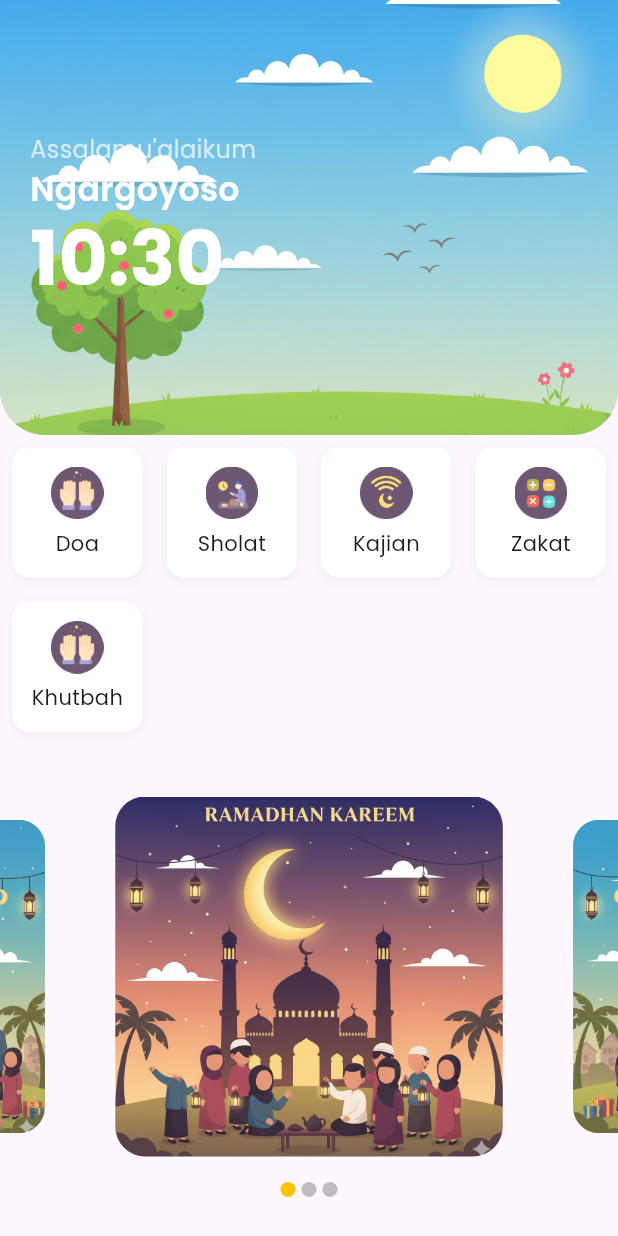
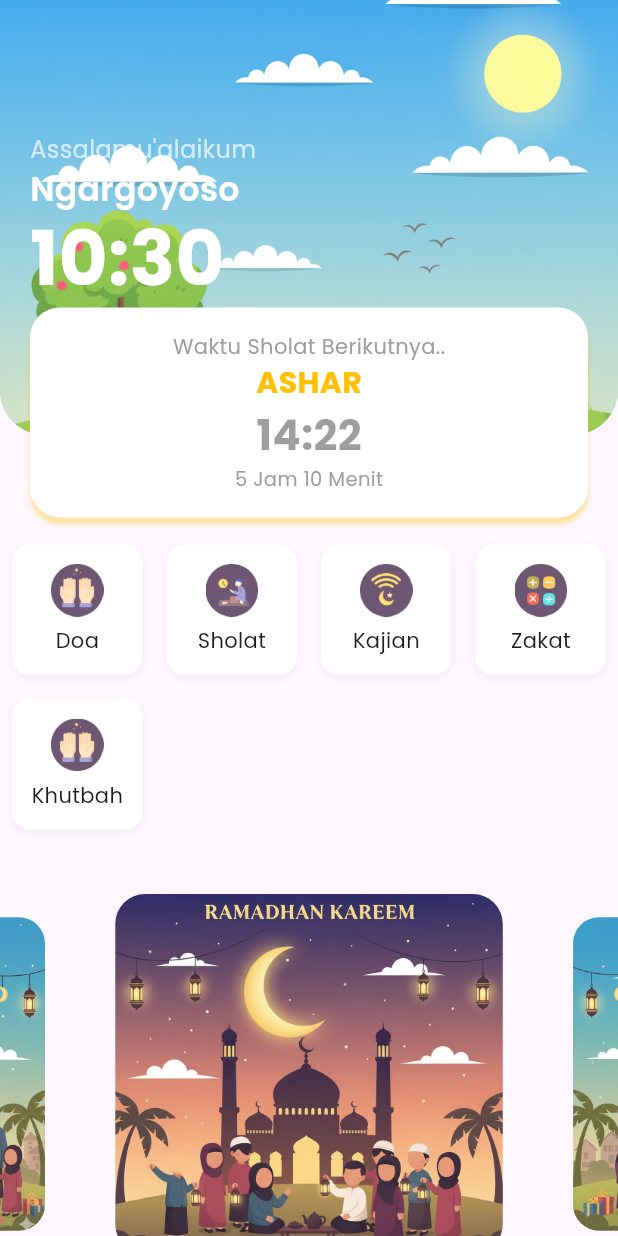
Before and after one commit to AqilAlt/Super-App-Taqwa, a Flutter app: the screen it shows after launch, on a phone screen of 412 x 824 dp. Run offline on Flutter 3.47's test engine with Material 3 defaults, Android fonts, the phone set to English and light mode, and no system bars; drawn by our look-alikes of carousel_slider; our stand-ins replace geocoding, geolocator, permission_handler, shared_preferences; missing offline and left inert: string_similarity.

Commit message:
Belajar remaining waktu sholat

```diff
--- a/lib/pages/home_page.dart
+++ b/lib/pages/home_page.dart
@@ -20,13 +20,43 @@ class HomePage extends StatefulWidget {
 class _HomePageState extends State<HomePage> {
   final CarouselController _controller = CarouselController();
   int _currentIndex = 0;
-
+  bool _isLoading = true;
+  Duration? _timeRemaining;
+  Timer? _countdownTimer;
+  String _location = "Mengambil Lokasi....";
+  String _prayTime = "Loading...";
+  String _backgroundImage = 'assets/images/bg_morning.png';
+  List<dynamic>? _jadwalSholat;
 
   final posterList = const <String>[
     'assets/images/ramadhan_kareem.png',
     'assets/images/idl_fitr.png',
     'assets/images/idl_adh.png',
   ];
+
+  // fungsi text remaining waktu sholat
+  String _formatDuration(Duration d) {
+    final hours = d.inHours;
+    final minute = d.inMinutes.remainder(60);
+    return "$hours jam $minute menit lagi";
+  }
+
+
+  // state untuk dijalankan diawal
+  @override
+  void initState() {
+    super.initState();
+  }
+
+  Future<String> _getBackgroundImage(DateTime now) async {
+    if (now.hour < 12) {
+      return 'assets/images/bg_morning.png';
+    } else if (now.hour < 18) {
+      return 'assets/images/bg_morning.png';
+    }
+
+    return 'assets/images/bg_night.png';
+  }
 
   @override
   Widget build(BuildContext context) {
@@ -38,6 +68,7 @@ class _HomePageState extends State<HomePage> {
             // Menu Waktu Sholat By Lokasi
             // =====================================
             _buildHeroSection(),
+            const SizedBox(height: 65),
 
             // ======================================
             // Menu Section
@@ -72,8 +103,8 @@ class _HomePageState extends State<HomePage> {
             ),
             image: DecorationImage(
               image: AssetImage('assets/images/bg_afternoon.png'),
-              fit: BoxFit.cover
-            )
+              fit: BoxFit.cover,
+            ),
           ),
           child: Padding(
             padding: const EdgeInsets.symmetric(horizontal: 20, vertical: 20),
@@ -81,19 +112,87 @@ class _HomePageState extends State<HomePage> {
               crossAxisAlignment: CrossAxisAlignment.start,
               mainAxisAlignment: MainAxisAlignment.center,
               children: <Widget>[
-              Text(
-                'Assalamu\'alaikum',
-                style: TextStyle(
-                  fontFamily: 'PoppinsRegular', fontSize: 16, color: Colors.white70),
+                Text(
+                  'Assalamu\'alaikum',
+                  style: TextStyle(
+                    fontFamily: 'PoppinsRegular',
+                    fontSize: 16,
+                    color: Colors.white70,
+                  ),
                 ),
                 Text(
                   'Ngargoyoso',
-                  style: TextStyle(fontFamily: 'PoppinsSemiBold', fontSize: 22, color: Colors.white),
+                  style: TextStyle(
+                    fontFamily: 'PoppinsSemiBold',
+                    fontSize: 22,
+                    color: Colors.white,
+                  ),
                 ),
-                Text(DateFormat(
-                  'HH:mm').format(DateTime.now()),
-                  style: TextStyle(fontFamily: 'PoppinsBold', fontSize: 50, height: 1.2, color: Colors.white),
-                  )
+                Text(
+                  DateFormat('HH:mm').format(DateTime.now()),
+                  style: TextStyle(
+                    fontFamily: 'PoppinsBold',
+                    fontSize: 50,
+                    height: 1.2,
+                    color: Colors.white,
+                  ),
+                ),
+              ],
+            ),
+          ),
+        ),
+
+        Positioned(
+          bottom: -55,
+          left: 20,
+          right: 20,
+          child: Container(
+            decoration: BoxDecoration(
+              color: Colors.white,
+              borderRadius: BorderRadius.circular(20),
+              boxShadow: [
+                BoxShadow(
+                  blurRadius: 2,
+                  offset: Offset(0, 4),
+                  color: Colors.amber.withOpacity(0.4),
+                ),
+              ],
+            ),
+            padding: EdgeInsets.symmetric(vertical: 16, horizontal: 14),
+            child: Column(
+              children: [
+                Text(
+                  'Waktu Sholat Berikutnya..',
+                  style: TextStyle(
+                    fontFamily: 'PoppinsRegular',
+                    fontSize: 14,
+                    color: Colors.grey,
+                  ),
+                ),
+                Text(
+                  'ASHAR',
+                  style: TextStyle(
+                    fontFamily: 'PoppinsBold',
+                    fontSize: 20,
+                    color: Colors.amber,
+                  ),
+                ),
+                Text(
+                  '14:22',
+                  style: TextStyle(
+                    fontFamily: 'PoppinsBold',
+                    fontSize: 28,
+                    color: Colors.black38,
+                  ),
+                ),
+                Text(
+                  '5 Jam 10 Menit',
+                  style: TextStyle(
+                    fontFamily: 'PoppinsRegular',
+                    fontSize: 13,
+                    color: Colors.grey,
+                  ),
+                ),
               ],
             ),
           ),
```
